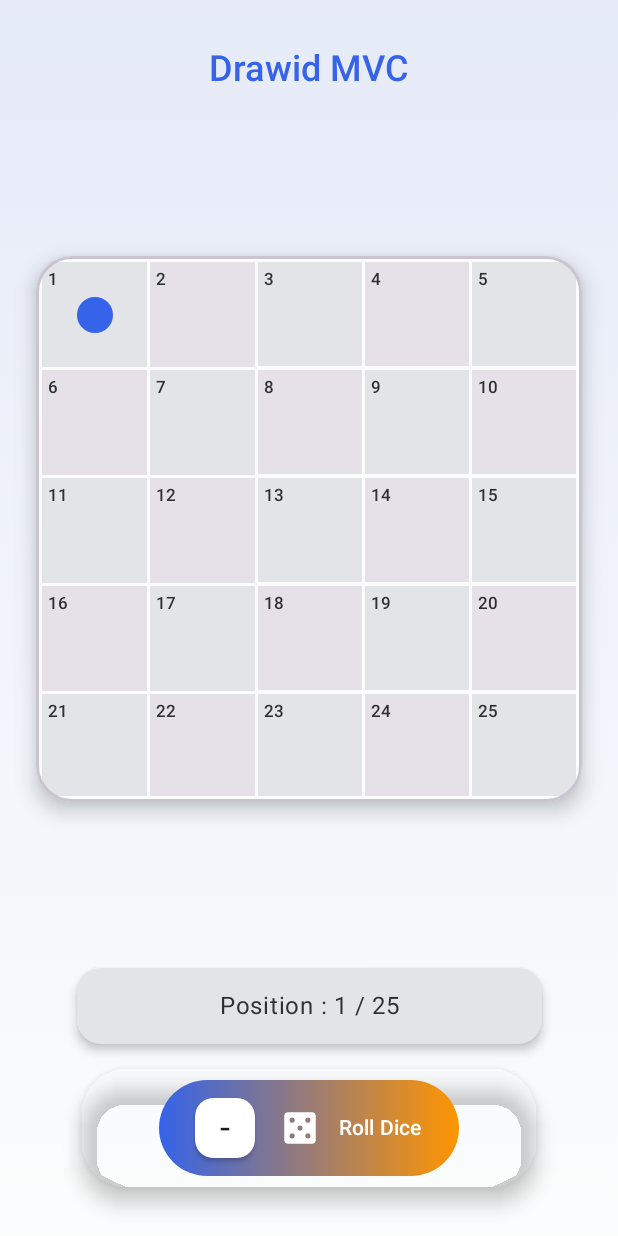
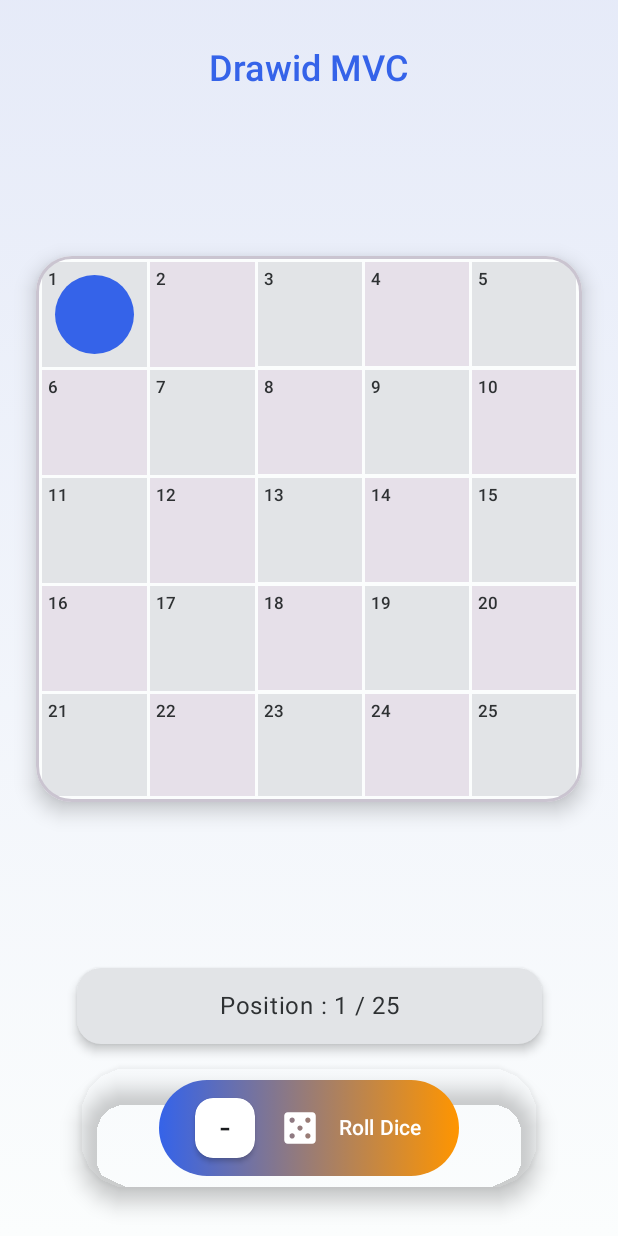
Before and after one commit to Whitemes/wordrawidZ, an Android app built with Jetpack Compose: the screen it shows after launch (MainActivity), after a tap on "Jouer", on a phone screen of 412 x 824 dp. Run offline under Robolectric (Android 15) with nearby library versions, the phone set to English and light mode, and no system bars.

Commit message:
Adding responsive part of the projects.

```diff
--- a/app/src/main/java/fr/uge/wordrawidx/MainActivity.kt
+++ b/app/src/main/java/fr/uge/wordrawidx/MainActivity.kt
@@ -1,15 +1,17 @@
 package fr.uge.wordrawidx
 
+import android.content.res.Configuration
 import android.os.Bundle
 import androidx.activity.ComponentActivity
 import androidx.activity.compose.setContent
 import androidx.compose.runtime.Composable
-import androidx.compose.runtime.remember
+import androidx.compose.runtime.saveable.rememberSaveable // IMPORT POUR rememberSaveable
+import androidx.compose.ui.platform.LocalConfiguration // IMPORT POUR LocalConfiguration
 import fr.uge.wordrawidx.controller.NavigationController
 import fr.uge.wordrawidx.navigation.Screen
 import fr.uge.wordrawidx.view.screens.GameScreen
 import fr.uge.wordrawidx.view.screens.HomeScreen
-import fr.uge.wordrawidx.view.screens.VictoryScreen // Assurez-vous que ce fichier existe et est correctement importé
+import fr.uge.wordrawidx.view.screens.VictoryScreen
 import fr.uge.wordrawidx.ui.theme.WordrawidTheme
 
 class MainActivity : ComponentActivity() {
@@ -17,7 +19,10 @@ class MainActivity : ComponentActivity() {
         super.onCreate(savedInstanceState)
         setContent {
             WordrawidTheme {
-                val navigationController = remember { NavigationController() }
+                // Utiliser rememberSaveable pour que l'écran actuel persiste lors des rotations
+                val navigationController = rememberSaveable(saver = NavigationController.Saver) {
+                    NavigationController()
+                }
                 AppNavigation(navController = navigationController)
             }
         }
@@ -26,17 +31,23 @@ class MainActivity : ComponentActivity() {
 
 @Composable
 fun AppNavigation(navController: NavigationController) {
+    // Vous pourriez aussi passer la configuration d'ici si plusieurs écrans en ont besoin
+    // val configuration = LocalConfiguration.current
+    // val isLandscape = configuration.orientation == Configuration.ORIENTATION_LANDSCAPE
+
     when (navController.currentScreen) {
         Screen.Home -> HomeScreen(
             onPlayClicked = { navController.navigateToGame() },
-            onSettingsClicked = { /* TODO: Implémenter la navigation vers les paramètres si besoin */ }
+            onSettingsClicked = { /* TODO */ }
+            // modifier = Modifier, // Passez un modifier si HomeScreen l'accepte
         )
         Screen.Game -> GameScreen(
-            // Le nom du paramètre correspond à celui défini dans GameScreen
             onNavigateToVictory = { navController.navigateToVictory() }
+            // modifier = Modifier, // Passez un modifier si GameScreen l'accepte
         )
         Screen.Victory -> VictoryScreen(
             onPlayAgain = { navController.navigateToHome() }
+            // modifier = Modifier, // Passez un modifier si VictoryScreen l'accepte
         )
     }
 }
--- a/app/src/main/java/fr/uge/wordrawidx/controller/NavigationController.kt
+++ b/app/src/main/java/fr/uge/wordrawidx/controller/NavigationController.kt
@@ -2,6 +2,7 @@ package fr.uge.wordrawidx.controller
 
 import androidx.compose.runtime.getValue
 import androidx.compose.runtime.mutableStateOf
+import androidx.compose.runtime.saveable.Saver // IMPORT POUR Saver
 import androidx.compose.runtime.setValue
 import fr.uge.wordrawidx.navigation.Screen
 
@@ -23,9 +24,13 @@ class NavigationController(initialScreen: Screen = Screen.Home) {
 
     fun navigateToHome() {
         navigateTo(Screen.Home)
-        // La réinitialisation du GameState se fera naturellement lorsque GameScreen
-        // sera recomposé avec un nouveau 'remember { GameState() }'.
-        // Si un GameController de plus longue durée existait (ex: ViewModel),
-        // on appellerait ici gameController.resetGame().
+    }
+
+    // Compagnon object pour le Saver
+    companion object {
+        val Saver: Saver<NavigationController, String> = Saver(
+            save = { it.currentScreen.name }, // Sauvegarde le nom de l'enum
+            restore = { NavigationController(Screen.valueOf(it)) } // Restaure en retrouvant l'enum par son nom
+        )
     }
 }
--- a/app/src/main/java/fr/uge/wordrawidx/model/GameState.kt
+++ b/app/src/main/java/fr/uge/wordrawidx/model/GameState.kt
@@ -1,7 +1,9 @@
 package fr.uge.wordrawidx.model
 
+import android.os.Bundle // IMPORT POUR Bundle
 import androidx.compose.runtime.getValue
 import androidx.compose.runtime.mutableStateOf
+import androidx.compose.runtime.saveable.Saver // IMPORT POUR Saver
 import androidx.compose.runtime.setValue
 
 class GameState(val boardSize: Int = 5) {
@@ -29,4 +31,48 @@ class GameState(val boardSize: Int = 5) {
         isDiceRolling = false
         isPlayerMoving = false
     }
+
+    // Méthodes pour la restauration (utilisées par le Saver)
+    // Ces méthodes permettent de modifier l'état même avec les setters internal,
+    // car elles sont appelées depuis l'intérieur de la classe (via le companion object).
+    private fun restorePlayerPosition(position: Int) {
+        playerPosition = position
+    }
+    private fun restoreLastDiceRoll(roll: Int) {
+        lastDiceRoll = roll
+    }
+
+
+    companion object {
+        // Clés pour le Bundle du Saver
+        private const val KEY_BOARD_SIZE = "boardSize"
+        private const val KEY_PLAYER_POSITION = "playerPosition"
+        private const val KEY_LAST_DICE_ROLL = "lastDiceRoll"
+        // isDiceRolling et isPlayerMoving sont des états transitoires d'animation,
+        // il n'est généralement pas nécessaire de les sauvegarder/restaurer.
+        // S'ils l'étaient, ils seraient réinitialisés à false.
+
+        val Saver: Saver<GameState, Bundle> = Saver(
+            save = { gameState ->
+                Bundle().apply {
+                    putInt(KEY_BOARD_SIZE, gameState.boardSize)
+                    putInt(KEY_PLAYER_POSITION, gameState.playerPosition)
+                    putInt(KEY_LAST_DICE_ROLL, gameState.lastDiceRoll)
+                }
+            },
+            restore = { bundle ->
+                val boardSize = bundle.getInt(KEY_BOARD_SIZE)
+                GameState(boardSize).apply {
+                    // Utiliser les méthodes de restauration ou rendre les setters temporairement accessibles
+                    // Pour garder les setters `internal`, nous devons appeler des méthodes internes.
+                    // Le plus simple est d'avoir des méthodes `internal` pour la restauration
+                    // ou d'accéder directement aux backing fields si possible (non recommandé avec by mutableStateOf).
+                    // Ici, on va supposer qu'on peut les initialiser puis les modifier via des méthodes.
+                    this.restorePlayerPosition(bundle.getInt(KEY_PLAYER_POSITION))
+                    this.restoreLastDiceRoll(bundle.getInt(KEY_LAST_DICE_ROLL))
+                    // isDiceRolling et isPlayerMoving seront false par défaut, ce qui est correct.
+                }
+            }
+        )
+    }
 }
--- a/app/src/main/java/fr/uge/wordrawidx/view/components/GameBoard.kt
+++ b/app/src/main/java/fr/uge/wordrawidx/view/components/GameBoard.kt
@@ -1,18 +1,13 @@
-package fr.uge.wordrawidx.view.components // MODIFIÉ: Package
+package fr.uge.wordrawidx.view.components
 
+import android.annotation.SuppressLint
 import androidx.compose.animation.core.animateFloatAsState
 import androidx.compose.foundation.background
 import androidx.compose.foundation.border
-import androidx.compose.foundation.layout.Arrangement
-import androidx.compose.foundation.layout.Box
-import androidx.compose.foundation.layout.aspectRatio
-import androidx.compose.foundation.layout.fillMaxSize
-import androidx.compose.foundation.layout.fillMaxWidth
-import androidx.compose.foundation.layout.padding
-import androidx.compose.foundation.layout.size
+import androidx.compose.foundation.layout.* // Import pour BoxWithConstraints
 import androidx.compose.foundation.lazy.grid.GridCells
 import androidx.compose.foundation.lazy.grid.LazyVerticalGrid
-import androidx.compose.foundation.lazy.grid.itemsIndexed // Utiliser itemsIndexed pour plus de flexibilité
+import androidx.compose.foundation.lazy.grid.itemsIndexed
 import androidx.compose.foundation.shape.CircleShape
 import androidx.compose.foundation.shape.RoundedCornerShape
 import androidx.compose.material3.CardDefaults
@@ -22,11 +17,12 @@ import androidx.compose.material3.Surface
 import androidx.compose.material3.Text
 import androidx.compose.runtime.Composable
 import androidx.compose.runtime.getValue
-import androidx.compose.runtime.remember // Pour getCellIndices
+import androidx.compose.runtime.remember
 import androidx.compose.ui.Alignment
 import androidx.compose.ui.Modifier
 import androidx.compose.ui.draw.shadow
 import androidx.compose.ui.unit.dp
+import androidx.compose.ui.unit.min // Pour min(dp, dp)
 import fr.uge.wordrawidx.model.GameState
 
 @Composable
@@ -34,7 +30,7 @@ fun GameBoard(
     gameState: GameState,
     modifier: Modifier = Modifier
 ) {
-    val boardSize = gameState.boardSize // Utiliser la taille du gameState
+    val boardSize = gameState.boardSize
     val cellIndicesSnakeOrder = remember(boardSize) { getCellIndicesSnakeOrder(boardSize) }
     val cornerRadius = 24.dp
 
@@ -42,31 +38,28 @@ fun GameBoard(
         modifier = modifier
             .fillMaxWidth()
             .aspectRatio(1f)
-            .shadow(8.dp, RoundedCornerShape(cornerRadius), clip = false) // Ombre externe
-            .border(2.dp, MaterialTheme.colorScheme.outlineVariant, RoundedCornerShape(cornerRadius)), // Bordure thématique
+            .shadow(8.dp, RoundedCornerShape(cornerRadius), clip = false)
+            .border(2.dp, MaterialTheme.colorScheme.outlineVariant, RoundedCornerShape(cornerRadius)),
         shape = RoundedCornerShape(cornerRadius),
         colors = CardDefaults.elevatedCardColors(
-            containerColor = MaterialTheme.colorScheme.surface // Fond de la carte
+            containerColor = MaterialTheme.colorScheme.surface
         ),
-        elevation = CardDefaults.elevatedCardElevation(defaultElevation = 0.dp) // L'ombre est déjà gérée par le modificateur .shadow
+        elevation = CardDefaults.elevatedCardElevation(defaultElevation = 0.dp)
     ) {
         LazyVerticalGrid(
             columns = GridCells.Fixed(boardSize),
             modifier = Modifier
                 .fillMaxSize()
-                .padding(4.dp), // Padding interne pour les cellules
+                .padding(4.dp),
             verticalArrangement = Arrangement.spacedBy(2.dp),
             horizontalArrangement = Arrangement.spacedBy(2.dp)
         ) {
-            // cellIndicesSnakeOrder contient les indices de case (0 à N-1) dans l'ordre visuel du serpentin
             itemsIndexed(cellIndicesSnakeOrder) { visualGridIndex, gameBoardCellIndex ->
                 BoardCell(
-                    visualNumber = visualGridIndex + 1, // Le numéro affiché (1 à N)
+                    visualNumber = visualGridIndex + 1,
                     isPlayerOnCell = gameBoardCellIndex == gameState.playerPosition,
                     isPlayerMoving = gameState.isPlayerMoving && gameBoardCellIndex == gameState.playerPosition,
-                    // Pour la couleur, on se base sur la position logique (non-serpentin)
-                    // Ou on peut simplifier en utilisant visualGridIndex si l'alternance est purement visuelle
-                    isEvenCell = run { // Calcul de la parité pour la couleur de fond
+                    isEvenCell = run {
                         val logicalRow = gameBoardCellIndex / boardSize
                         val logicalCol = gameBoardCellIndex % boardSize
                         (logicalRow + logicalCol) % 2 == 0
@@ -77,6 +70,7 @@ fun GameBoard(
     }
 }
 
+@SuppressLint("UnusedBoxWithConstraintsScope")
 @Composable
 fun BoardCell(
     visualNumber: Int,
@@ -85,25 +79,28 @@ fun BoardCell(
     isEvenCell: Boolean,
     modifier: Modifier = Modifier
 ) {
-    val cellColor = if (isEvenCell) MaterialTheme.colorScheme.surfaceVariant else MaterialTheme.colorScheme.surfaceContainerHighest // Couleurs thématiques
+    val cellColor = if (isEvenCell) MaterialTheme.colorScheme.surfaceVariant else MaterialTheme.colorScheme.surfaceContainerHighest
 
     val scale by animateFloatAsState(
-        targetValue = if (isPlayerMoving && isPlayerOnCell) 1.2f else 1.0f, // Animation uniquement si le joueur est sur la case et bouge
+        targetValue = if (isPlayerMoving && isPlayerOnCell) 1.2f else 1.0f,
         label = "playerScaleAnimation"
     )
 
     Surface(
-        modifier = modifier.aspectRatio(1f),
+        modifier = modifier.aspectRatio(1f), // Cellule carrée
         color = cellColor,
-        tonalElevation = 1.dp // Légère élévation pour chaque cellule
+        tonalElevation = 1.dp
     ) {
-        Box(
+        BoxWithConstraints( // Pour obtenir la taille de la cellule pour le pion
             modifier = Modifier.fillMaxSize(),
-            contentAlignment = Alignment.Center // Centre le pion
         ) {
+            // Le `this` ici est `BoxWithConstraintsScope` qui donne `constraints.maxWidth` et `maxHeight`
+            val cellSize = min(constraints.maxWidth.dp, constraints.maxHeight.dp) // La cellule est carrée, donc maxWidth devrait suffire
+            val pionDiameter = cellSize * 0.5f // Pion prend 50% de la taille de la cellule
+
             Text(
                 text = visualNumber.toString(),
-                style = MaterialTheme.typography.labelSmall, // Plus petit pour ne pas surcharger
+                style = MaterialTheme.typography.labelSmall,
                 color = MaterialTheme.colorScheme.onSurfaceVariant,
                 modifier = Modifier
                     .align(Alignment.TopStart)
@@ -111,21 +108,22 @@ fun BoardCell(
             )
             if (isPlayerOnCell) {
                 Surface(
-                    modifier = Modifier.size((24 * scale).dp), // Taille du pion, animé
+                    modifier = Modifier
+                        .size(pionDiameter * scale) // Taille adaptative du pion
+                        .align(Alignment.Center), // S'assurer qu'il est centré
                     shape = CircleShape,
-                    color = MaterialTheme.colorScheme.primary, // Couleur du pion
-                    tonalElevation = 4.dp // Ombre pour le pion
+                    color = MaterialTheme.colorScheme.primary,
+                    tonalElevation = 4.dp
                 ) {}
             }
         }
     }
 }
 
-// Renommée pour clarifier qu'elle retourne les indices dans l'ordre du serpentin
 private fun getCellIndicesSnakeOrder(boardSize: Int): List<Int> =
-    List(boardSize * boardSize) { it } // Crée une liste de 0 à (N*N - 1)
-        .chunked(boardSize) // Sépare en lignes
+    List(boardSize * boardSize) { it }
+        .chunked(boardSize)
         .mapIndexed { rowIndex, row ->
-            if (rowIndex % 2 == 0) row else row.reversed() // Inverse les lignes impaires
+            if (rowIndex % 2 == 0) row else row.reversed()
         }
-        .flatten() // Remet tout dans une seule liste
+        .flatten()
--- a/app/src/main/java/fr/uge/wordrawidx/view/screens/HomeScreen.kt
+++ b/app/src/main/java/fr/uge/wordrawidx/view/screens/HomeScreen.kt
@@ -1,5 +1,6 @@
 package fr.uge.wordrawidx.view.screens
 
+import android.content.res.Configuration // IMPORT
 import androidx.compose.foundation.Image
 import androidx.compose.foundation.layout.*
 import androidx.compose.material3.Button
@@ -9,11 +10,13 @@ import androidx.compose.material3.Text
 import androidx.compose.runtime.Composable
 import androidx.compose.ui.Alignment
 import androidx.compose.ui.Modifier
+import androidx.compose.ui.platform.LocalConfiguration // IMPORT
 import androidx.compose.ui.res.painterResource
+import androidx.compose.ui.tooling.preview.Devices // IMPORT POUR DEVICES
 import androidx.compose.ui.tooling.preview.Preview
 import androidx.compose.ui.unit.dp
-import fr.uge.wordrawidx.R // Assurez-vous que ce package est correct pour votre R.drawable
-import fr.uge.wordrawidx.ui.theme.WordrawidTheme // Pour la Preview
+import fr.uge.wordrawidx.R
+import fr.uge.wordrawidx.ui.theme.WordrawidTheme
 
 @Composable
 fun HomeScreen(
@@ -21,6 +24,17 @@ fun HomeScreen(
     onSettingsClicked: () -> Unit,
     modifier: Modifier = Modifier
 ) {
+    val configuration = LocalConfiguration.current
+    val isLandscape = configuration.orientation == Configuration.ORIENTATION_LANDSCAPE
+    val screenHeightDp = configuration.screenHeightDp
+    val screenWidthDp = configuration.screenWidthDp
+
+    // Ajustements de taille en fonction de l'orientation ou de la taille de l'écran
+    val logoSize = if (isLandscape) screenHeightDp.dp * 0.25f else screenWidthDp.dp * 0.35f
+    val titleStyle = if (screenWidthDp < 360) MaterialTheme.typography.headlineMedium else MaterialTheme.typography.displaySmall
+    val buttonTextStyle = if (screenWidthDp < 360) MaterialTheme.typography.titleMedium else MaterialTheme.typography.titleLarge
+    val buttonHeight = if (screenHeightDp < 480) 48.dp else 56.dp
+
     Column(
         modifier = modifier
             .fillMaxSize()
@@ -28,31 +42,30 @@ fun HomeScreen(
         horizontalAlignment = Alignment.CenterHorizontally,
         verticalArrangement = Arrangement.Center
     ) {
-        // Décommentez et ajustez si R.drawable.ic_wordrawid_logo existe
         // Image(
         //     painter = painterResource(id = R.drawable.ic_wordrawid_logo),
         //     contentDescription = "Wordrawid Logo",
         //     modifier = Modifier
-        //         .size(150.dp)
-        //         .padding(bottom = 24.dp)
+        //         .size(logoSize)
+        //         .padding(bottom = if (isLandscape) 16.dp else 24.dp)
         // )
         Text(
             text = "Wordrawid",
-            style = MaterialTheme.typography.displaySmall,
+            style = titleStyle,
             color = MaterialTheme.colorScheme.primary,
-            modifier = Modifier.padding(bottom = 32.dp)
+            modifier = Modifier.padding(bottom = if (isLandscape) 24.dp else 32.dp)
         )
 
         Button(
             onClick = onPlayClicked,
             modifier = Modifier
-                .fillMaxWidth()
-                .height(56.dp)
+                .fillMaxWidth(if (isLandscape) 0.6f else 1f) // Moins large en paysage
+                .height(buttonHeight)
                 .padding(vertical = 8.dp)
         ) {
             Text(
                 text = "Jouer",
-                style = MaterialTheme.typography.titleLarge
+                style = buttonTextStyle
             )
         }
 
@@ -62,21 +75,23 @@ fun HomeScreen(
                 containerColor = MaterialTheme.colorScheme.secondary
             ),
             modifier = Modifier
-                .fillMaxWidth()
-                .height(56.dp)
+                .fillMaxWidth(if (isLandscape) 0.6f else 1f) // Moins large en paysage
+                .height(buttonHeight)
                 .padding(vertical = 8.dp)
         ) {
             Text(
                 text = "Paramètres",
-                style = MaterialTheme.typography.titleMedium
+                style = MaterialTheme.typography.titleMedium // Garder une taille cohérente
             )
         }
     }
 }
 
-@Preview(showBackground = true)
+@Preview(name = "Home Portrait", device = Devices.PHONE)
+@Preview(name = "Home Landscape", device = Devices.PHONE, widthDp = 640, heightDp = 360)
+@Preview(name = "Home Small Portrait", device = Devices.PHONE, widthDp = 320, heightDp = 480)
 @Composable
-fun HomeScreenPreview() {
+fun HomeScreenResponsivePreview() {
     WordrawidTheme {
         HomeScreen(
             onPlayClicked = {},
```
Also changed, not shown: app/src/main/java/fr/uge/wordrawidx/view/screens/GameScreen.kt (+68 -11 lines), app/src/main/java/fr/uge/wordrawidx/view/screens/VictoryScreen.kt (+50 -47 lines).
